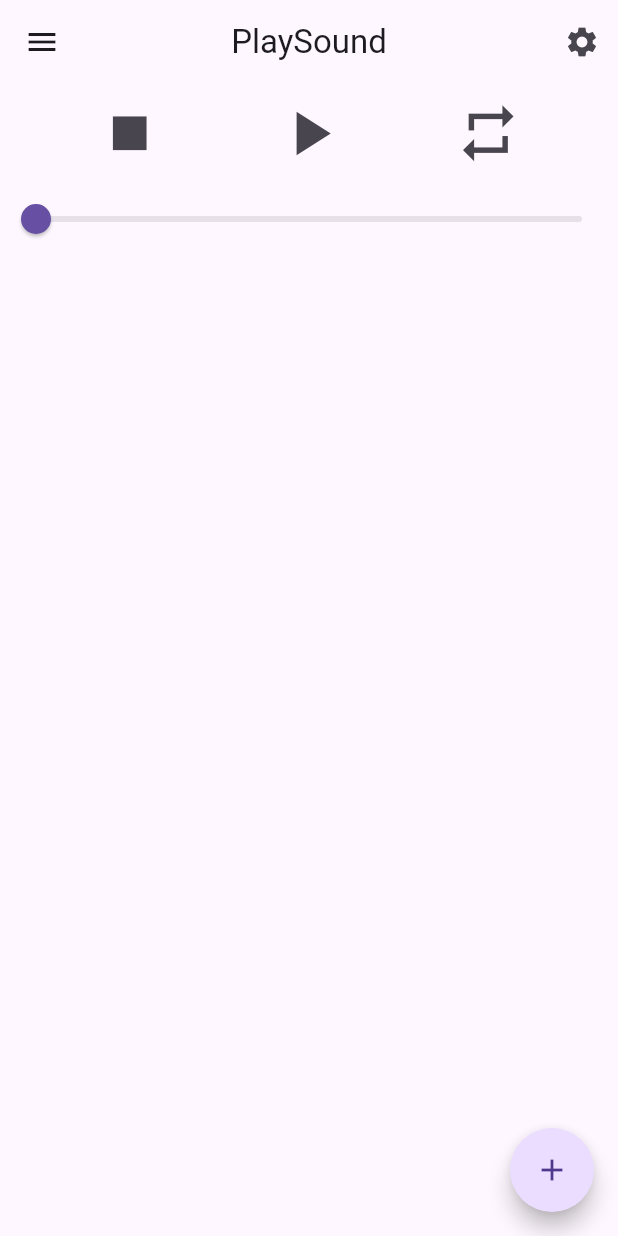
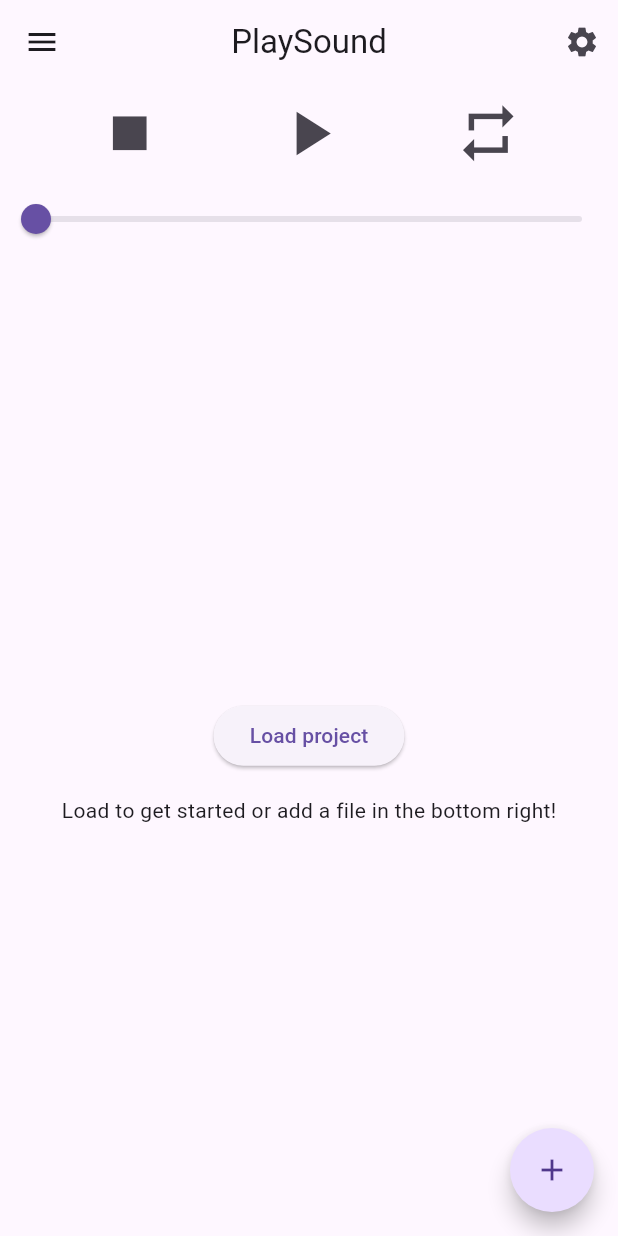
Before and after one commit to veglinus/ljudcue, a Flutter app: the screen it shows after launch, on a phone screen of 412 x 824 dp. Run offline on Flutter 3.47's test engine with Material 3 defaults, Android fonts, the phone set to English and light mode, and no system bars; drawn by our look-alikes of flutter_speed_dial; our stand-ins replace audioplayers, file_picker, shared_preferences.

Commit message:
bug fixes

```diff
--- a/lib/main.dart
+++ b/lib/main.dart
@@ -66,7 +66,7 @@ class _PlaySoundState extends State<_PlaySound> {
                     myKey.currentState!.sourceWidgets);
                 break;
               case 'load':
-                myKey.currentState?.project.showProjectPicker(context);
+                myKey.currentState?.showLoadPickerAndLoadToView();
                 break;
               case 'reorder':
                 isReorderingEnabled = !isReorderingEnabled;
--- a/lib/sources/Sources.dart
+++ b/lib/sources/Sources.dart
@@ -102,6 +102,16 @@ class SourcesTabState extends State<SourcesTab>
     setState(() {});
   }
 
+  void showLoadPickerAndLoadToView() async {
+    String? data = await project.showProjectPicker(context);
+    if (data != null) {
+      sourceWidgets.clear();
+      setDataToView(data);
+    } else {
+      debugPrint("Data is null not loading");
+    }
+  }
+
   void _initListeners() {
     AppBarNotifier appBarNotifier =
         Provider.of<AppBarNotifier>(context, listen: false);
@@ -153,7 +163,8 @@ class SourcesTabState extends State<SourcesTab>
             alignment: Alignment.topCenter,
             child: Padding(
               padding: const EdgeInsets.symmetric(vertical: 8),
-              child: Column(
+              child: sourceWidgets.isNotEmpty
+                  ? Column(
                       children: [
                         Expanded(
                           child: ReorderableListView(
@@ -195,6 +206,19 @@ class SourcesTabState extends State<SourcesTab>
                           ),
                         ),
                       ],
+                    )
+                  : Center(
+                      child: Column(
+                        mainAxisAlignment: MainAxisAlignment.center,
+                        children: [
+                          ElevatedButton(
+                              onPressed: () => showLoadPickerAndLoadToView(),
+                              child: const Text("Load project")),
+                          const SizedBox(height: 16),
+                          const Text(
+                              'Load to get started or add a file in the bottom right!'),
+                        ],
+                      ),
                     ),
             ),
           ),
--- a/lib/sources/_SaveAs.dart
+++ b/lib/sources/_SaveAs.dart
@@ -1,3 +1,5 @@
+import 'dart:io';
+
 import 'package:file_picker/file_picker.dart';
 import 'package:flutter/material.dart';
 import 'package:playsound/ProjectManager.dart';
@@ -58,5 +60,10 @@ Future<void> saveAs(BuildContext context, ProjectManager project,
   if (projectName.isNotEmpty) {
     project.save(sourceWidgets, projectName,
         saveAs: true, folderPath: folderPath);
+
+    File file = File("$folderPath/$projectName/data.json");
+    if (file.existsSync()) {
+      project.currentProject.value = "$folderPath/$projectName/data.json";
+    }
   }
 }
```
Also changed, not shown: lib/ProjectManager.dart (+12 -6 lines), lib/SettingsPage.dart (+19 -8 lines), lib/components/clearprefs.dart (added, +31 -0 lines), pubspec.lock. Lines whose indentation alone changed are shown as unchanged.
